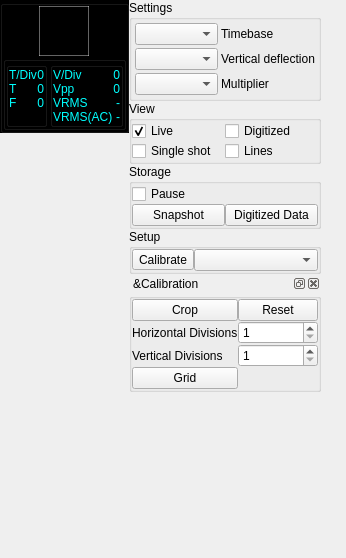
Before: the Qt Designer form Forms/Controls.ui in JosephEoff/D43, drawn with Qt 5.
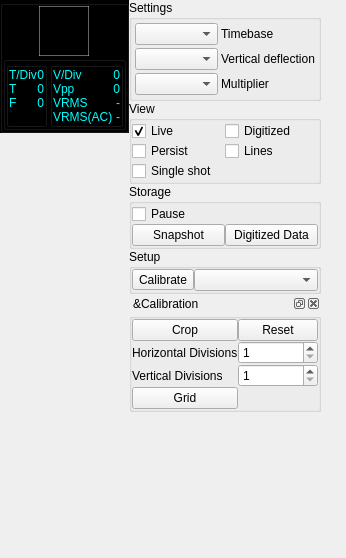
After: the same form once the commit is applied. Custom widgets are drawn as their Qt base class.

Patch:
```diff
--- a/Forms/Controls.ui
+++ b/Forms/Controls.ui
@@ -36,7 +36,7 @@
     <number>0</number>
    </property>
    <item row="0" column="1">
-    <layout class="QGridLayout" name="layoutScope" columnstretch="2,2,2,2">
+    <layout class="QGridLayout" name="layoutScope" columnstretch="2,0,0,0">
      <property name="sizeConstraint">
       <enum>QLayout::SetNoConstraint</enum>
      </property>
@@ -624,7 +624,7 @@
       </layout>
      </item>
      <item row="0" column="3">
-      <layout class="QGridLayout" name="layoutControls" rowstretch="2,2,2,2,2">
+      <layout class="QGridLayout" name="layoutControls" rowstretch="2,0,0,0,0,0">
        <property name="sizeConstraint">
         <enum>QLayout::SetFixedSize</enum>
        </property>
@@ -783,6 +783,20 @@
             </property>
            </widget>
           </item>
+          <item row="4" column="0">
+           <widget class="QCheckBox" name="checkBoxSingleShot">
+            <property name="text">
+             <string>Single shot</string>
+            </property>
+           </widget>
+          </item>
+          <item row="3" column="0">
+           <widget class="QCheckBox" name="checkBoxPersist">
+            <property name="text">
+             <string>Persist</string>
+            </property>
+           </widget>
+          </item>
           <item row="3" column="1">
            <widget class="QCheckBox" name="checkBoxLines">
             <property name="text">
@@ -790,13 +804,6 @@
             </property>
            </widget>
           </item>
-          <item row="3" column="0">
-           <widget class="QCheckBox" name="checkBoxSingleShot">
-            <property name="text">
-             <string>Single shot</string>
-            </property>
-           </widget>
-          </item>
          </layout>
         </widget>
        </item>
@@ -1030,6 +1037,19 @@
          </widget>
         </widget>
        </item>
+       <item row="5" column="0">
+        <spacer name="verticalSpacer_3">
+         <property name="orientation">
+          <enum>Qt::Vertical</enum>
+         </property>
+         <property name="sizeHint" stdset="0">
+          <size>
+           <width>20</width>
+           <height>40</height>
+          </size>
+         </property>
+        </spacer>
+       </item>
       </layout>
      </item>
     </layout>
```
